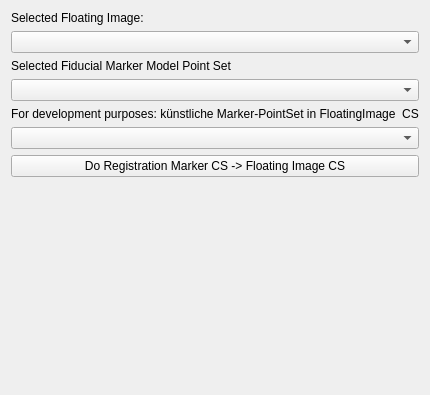
Before: the Qt Designer form Plugins/org.mitk.gui.qt.igt.app.echotrack/src/internal/NavigationStepWidgets/QmitkUSNavigationStepCtUsRegistration.ui in alaansheikhani/MITK, drawn with Qt 5.
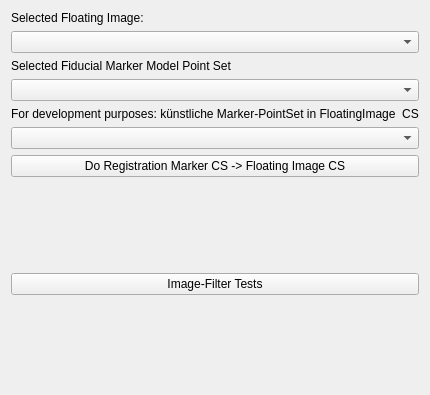
After: the same form once the commit is applied. Custom widgets are drawn as their Qt base class.

Commit message: Added a voxel based filter of the CT image for development purposes.

Diff of the .ui file:
```diff
--- a/Plugins/org.mitk.gui.qt.igt.app.echotrack/src/internal/NavigationStepWidgets/QmitkUSNavigationStepCtUsRegistration.ui
+++ b/Plugins/org.mitk.gui.qt.igt.app.echotrack/src/internal/NavigationStepWidgets/QmitkUSNavigationStepCtUsRegistration.ui
@@ -51,6 +51,26 @@
      </property>
     </widget>
    </item>
+   <item>
+    <spacer name="verticalSpacer_2">
+     <property name="orientation">
+      <enum>Qt::Vertical</enum>
+     </property>
+     <property name="sizeHint" stdset="0">
+      <size>
+       <width>20</width>
+       <height>40</height>
+      </size>
+     </property>
+    </spacer>
+   </item>
+   <item>
+    <widget class="QPushButton" name="filterTestsPushButton">
+     <property name="text">
+      <string>Image-Filter Tests</string>
+     </property>
+    </widget>
+   </item>
    <item>
     <spacer name="verticalSpacer">
      <property name="orientation">
```
The commit also changes 2 other files.
